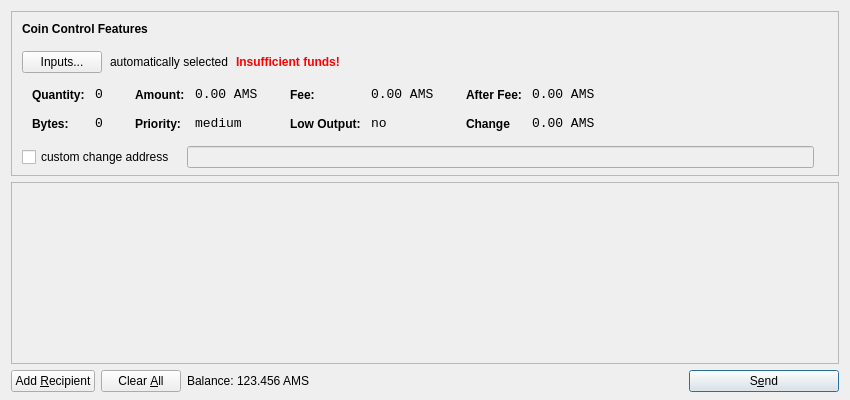
Qt form src/qt/forms/sendcoinsdialog.ui (CoinBuild/AmsterdamCoin) before a commit.
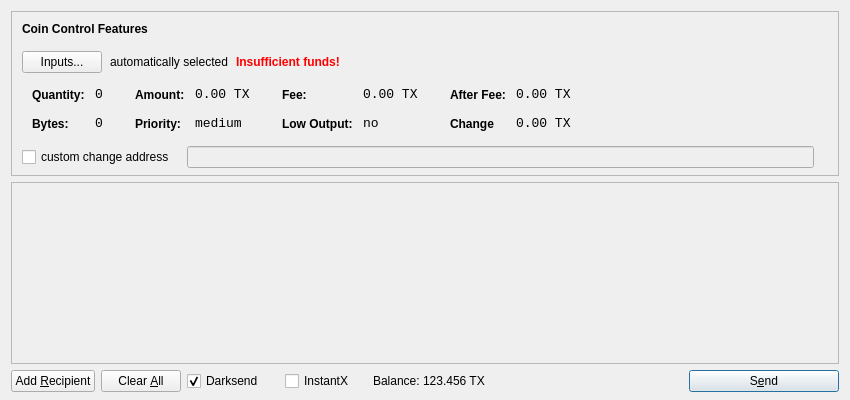
The same form after that commit. Icons and pictures are not drawn.

What changed in the file:
```diff
--- a/src/qt/forms/sendcoinsdialog.ui
+++ b/src/qt/forms/sendcoinsdialog.ui
@@ -321,7 +321,7 @@
                   <enum>Qt::ActionsContextMenu</enum>
                  </property>
                  <property name="text">
-                  <string>0.00 AMS</string>
+                  <string>0.00 TX</string>
                  </property>
                  <property name="textInteractionFlags">
                   <set>Qt::LinksAccessibleByMouse|Qt::TextSelectableByKeyboard|Qt::TextSelectableByMouse</set>
@@ -407,7 +407,7 @@
                   <enum>Qt::ActionsContextMenu</enum>
                  </property>
                  <property name="text">
-                  <string>0.00 AMS</string>
+                  <string>0.00 TX</string>
                  </property>
                  <property name="textInteractionFlags">
                   <set>Qt::LinksAccessibleByMouse|Qt::TextSelectableByKeyboard|Qt::TextSelectableByMouse</set>
@@ -493,7 +493,7 @@
                   <enum>Qt::ActionsContextMenu</enum>
                  </property>
                  <property name="text">
-                  <string>0.00 AMS</string>
+                  <string>0.00 TX</string>
                  </property>
                  <property name="textInteractionFlags">
                   <set>Qt::LinksAccessibleByMouse|Qt::TextSelectableByKeyboard|Qt::TextSelectableByMouse</set>
@@ -525,7 +525,7 @@
                   <enum>Qt::ActionsContextMenu</enum>
                  </property>
                  <property name="text">
-                  <string>0.00 AMS</string>
+                  <string>0.00 TX</string>
                  </property>
                  <property name="textInteractionFlags">
                   <set>Qt::LinksAccessibleByMouse|Qt::TextSelectableByKeyboard|Qt::TextSelectableByMouse</set>
@@ -699,6 +699,38 @@
        <property name="spacing">
         <number>3</number>
        </property>
+        <item>
+        <widget class="QCheckBox" name="checkUseDarksend">
+         <property name="minimumSize">
+          <size>
+           <width>95</width>
+           <height>0</height>
+          </size>
+         </property>
+         <property name="text">
+          <string>Darksend</string>
+         </property>
+         <property name="checked">
+          <bool>true</bool>
+         </property>
+        </widget>
+       </item>
+       <item>
+        <widget class="QCheckBox" name="checkInstantX">
+         <property name="enabled">
+          <bool>true</bool>
+         </property>
+         <property name="minimumSize">
+          <size>
+           <width>85</width>
+           <height>0</height>
+          </size>
+         </property>
+         <property name="text">
+          <string>InstantX</string>
+         </property>
+        </widget>
+       </item>
        <item>
         <widget class="QLabel" name="label">
          <property name="sizePolicy">
@@ -724,7 +756,7 @@
           <cursorShape>IBeamCursor</cursorShape>
          </property>
          <property name="text">
-          <string>123.456 AMS</string>
+          <string>123.456 TX</string>
          </property>
          <property name="textInteractionFlags">
           <set>Qt::LinksAccessibleByMouse|Qt::TextSelectableByKeyboard|Qt::TextSelectableByMouse</set>
```
